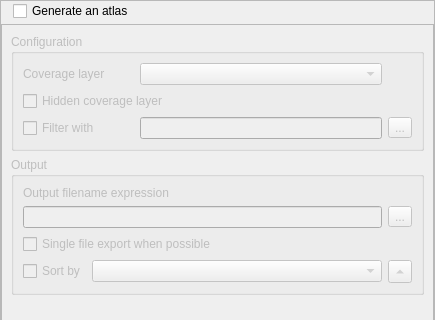
Qt form src/ui/qgsatlascompositionwidgetbase.ui (qgis/QGIS) before a commit; both pictures show x 0 to 435 and y 0 to 320 of the 435 by 596 pixel window.
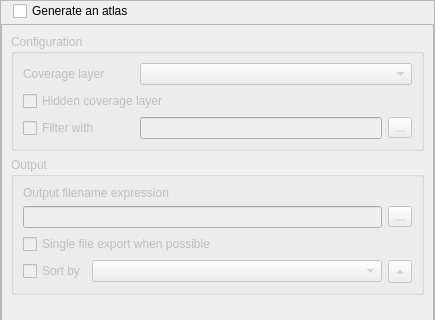
The same form after that commit. Icons and pictures are not drawn. Custom widgets are drawn as their Qt base class.

Commit message: [composer] Neaten up some item widget panels

Diff of the .ui file:
```diff
--- a/src/ui/qgsatlascompositionwidgetbase.ui
+++ b/src/ui/qgsatlascompositionwidgetbase.ui
@@ -91,7 +91,7 @@
            <x>0</x>
            <y>0</y>
            <width>431</width>
-           <height>567</height>
+           <height>569</height>
           </rect>
          </property>
          <layout class="QVBoxLayout" name="mainLayout">
@@ -130,16 +130,6 @@
                </property>
               </widget>
              </item>
-             <item row="0" column="2">
-              <widget class="QgsMapLayerComboBox" name="mAtlasCoverageLayerComboBox">
-               <property name="sizePolicy">
-                <sizepolicy hsizetype="Expanding" vsizetype="Fixed">
-                 <horstretch>0</horstretch>
-                 <verstretch>0</verstretch>
-                </sizepolicy>
-               </property>
-              </widget>
-             </item>
              <item row="0" column="1">
               <spacer name="horizontalSpacer_3">
                <property name="orientation">
@@ -177,6 +167,16 @@
                </property>
               </widget>
              </item>
+             <item row="0" column="2" colspan="2">
+              <widget class="QgsMapLayerComboBox" name="mAtlasCoverageLayerComboBox">
+               <property name="sizePolicy">
+                <sizepolicy hsizetype="Expanding" vsizetype="Fixed">
+                 <horstretch>0</horstretch>
+                 <verstretch>0</verstretch>
+                </sizepolicy>
+               </property>
+              </widget>
+             </item>
             </layout>
            </widget>
           </item>
```
Left out of the diff: 26 changed lines with no effect on the pictures. The commit also changes 6 other files.
